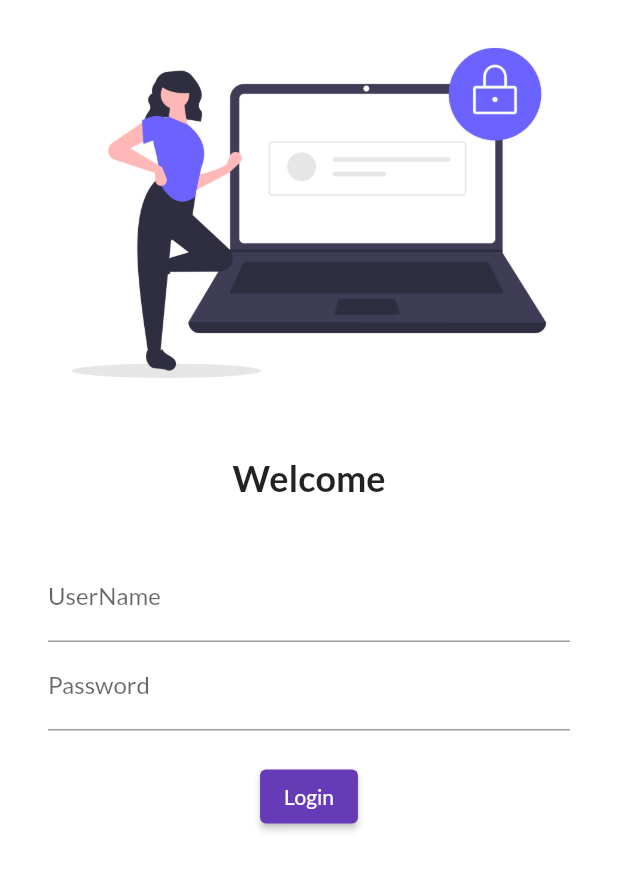
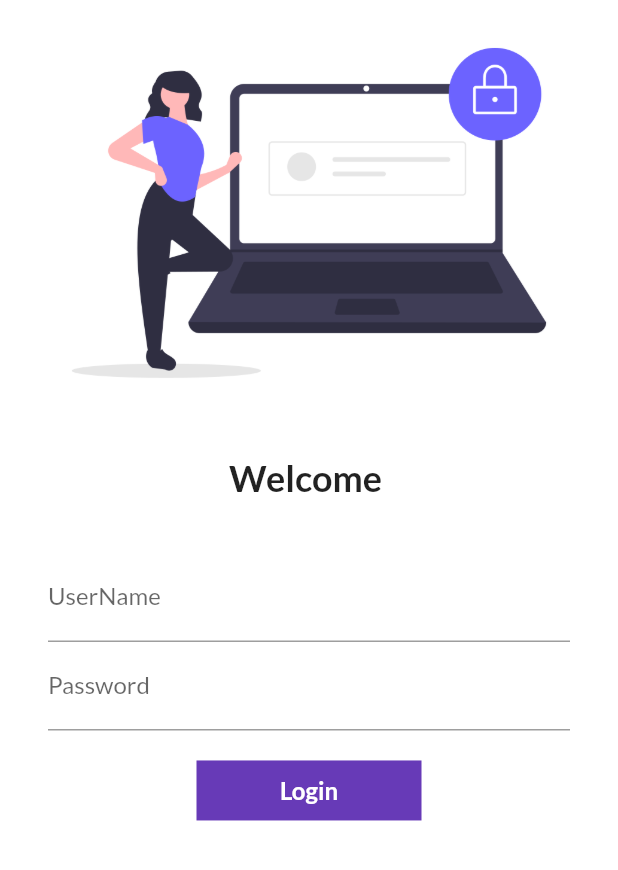
Before and after one commit to sagar7161/flutter_repo_catalog, a Flutter app: the screen it shows after launch, on a phone screen of 412 x 824 dp. Shown: the top 870 px of the screen. Run offline on Flutter 3.47's test engine with Material 2 defaults, Android fonts, the phone set to English and light mode, and no system bars; our stand-ins replace google_fonts.

Commit message:
Day-6 Completed

```diff
--- a/lib/main.dart
+++ b/lib/main.dart
@@ -1,6 +1,7 @@
 import 'package:flutter/material.dart';
 import 'package:flutter_catalog/pages/home_page.dart';
 import 'package:flutter_catalog/pages/login_page.dart';
+import 'package:flutter_catalog/utils/routes.dart';
 import 'package:google_fonts/google_fonts.dart';
 
 void main() {
@@ -18,12 +19,13 @@ class MyApp extends StatelessWidget {
         fontFamily: GoogleFonts.lato().fontFamily,
         // primaryTextTheme: GoogleFonts.latoTextTheme()
       ),
+     // debugShowCheckedModeBanner: false,
       darkTheme: ThemeData(brightness: Brightness.dark),
       initialRoute: "/login",
       routes: {
         "/": (context) => LoginPage(),
-        "/home": (context) => HomePage(),
-        "/login": (context) => LoginPage(),
+        MyRoutes.homeRoute: (context) => HomePage(),
+        MyRoutes.loginRoute: (context) => LoginPage(),
       },
     );
   }
--- a/lib/pages/login_page.dart
+++ b/lib/pages/login_page.dart
@@ -1,12 +1,21 @@
 import 'package:flutter/material.dart';
+import 'package:flutter_catalog/utils/routes.dart';
 
-class LoginPage extends StatelessWidget {
+class LoginPage extends StatefulWidget {
   const LoginPage({Key? key}) : super(key: key);
 
+  @override
+  _LoginPageState createState() => _LoginPageState();
+}
+
+class _LoginPageState extends State<LoginPage> {
+  String name = "";
+  bool changeButton = false;
   @override
   Widget build(BuildContext context) {
     return Material(
         color: Colors.white,
+        child: SingleChildScrollView(
           child: Column(
             children: [
               Image.asset(
@@ -18,7 +27,7 @@ class LoginPage extends StatelessWidget {
                 child: Text(""),
               ),
               Text(
-              "Welcome",
+                "Welcome $name",
                 style: TextStyle(fontSize: 24, fontWeight: FontWeight.bold),
               ),
               SizedBox(
@@ -26,11 +35,15 @@ class LoginPage extends StatelessWidget {
                 child: Text(""),
               ),
               Padding(
-              padding:
-                  const EdgeInsets.symmetric(vertical: 16.0, horizontal: 32.0),
+                padding: const EdgeInsets.symmetric(
+                    vertical: 16.0, horizontal: 32.0),
                 child: Column(
                   children: [
                     TextFormField(
+                      onChanged: (value) {
+                        name = value;
+                        setState(() {});
+                      },
                       decoration: InputDecoration(
                           hintText: "Enter Username", labelText: "UserName"),
                     ),
@@ -42,16 +55,46 @@ class LoginPage extends StatelessWidget {
                     SizedBox(
                       height: 20.0,
                     ),
-                  ElevatedButton(
-                      onPressed: () {
-                        print("hii");
+                    InkWell(
+                      onTap: () async {
+                        setState(() {
+                          changeButton = true;
+                        });
+                        await Future.delayed(Duration(seconds: 1));
+                       Navigator.pushNamed(context, MyRoutes.homeRoute);
                       },
-                      style: TextButton.styleFrom(),
-                      child: Text("Login"))
+                      child: AnimatedContainer(
+                        duration: Duration(seconds: 2),
+                        width: changeButton ? 50 : 150,
+                        height: 40,
+                        alignment: Alignment.center,
+                        decoration: BoxDecoration(
+                          color: Colors.deepPurple,
+                          shape: changeButton
+                              ? BoxShape.circle
+                              : BoxShape.rectangle,
+                        ),
+                        child: changeButton
+                            ? Icon(Icons.done, color: Colors.white)
+                            : Text("Login",
+                                style: TextStyle(
+                                    color: Colors.white,
+                                    fontSize: 16,
+                                    fontWeight: FontWeight.bold)),
+                      ),
+                    ),
+                    // ElevatedButton(
+                    //     onPressed: () {
+                    //       Navigator.pushNamed(context, MyRoutes.homeRoute);
+                    //     },
+                    //     style: TextButton.styleFrom(minimumSize: Size(100, 30)),
+                    //     child: Text("Login"),
+                    //     )
                   ],
                 ),
               ),
             ],
+          ),
         ));
   }
 }
--- /dev/null
+++ b/lib/utils/routes.dart
@@ -0,0 +1,4 @@
+class MyRoutes {
+  static String loginRoute = "/login";
+  static String homeRoute = "/home";
+}
```
Lines whose indentation alone changed are shown as unchanged.
